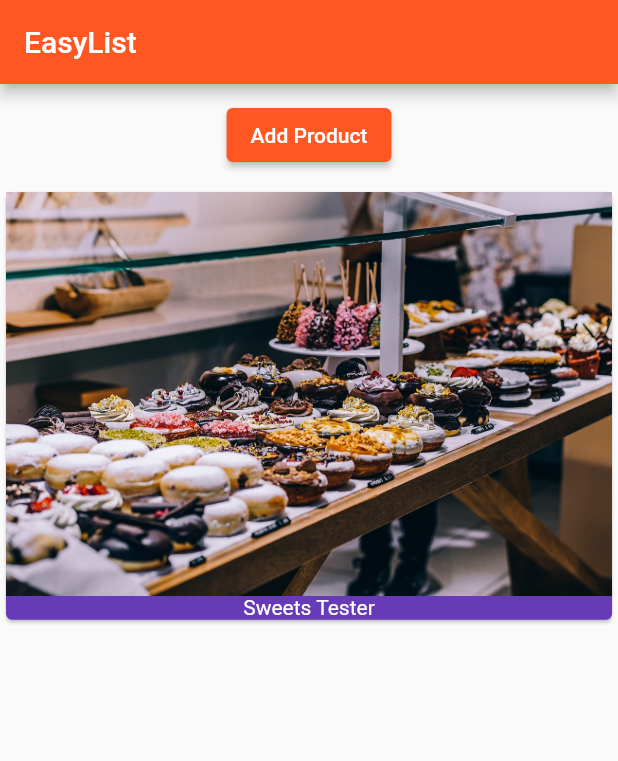
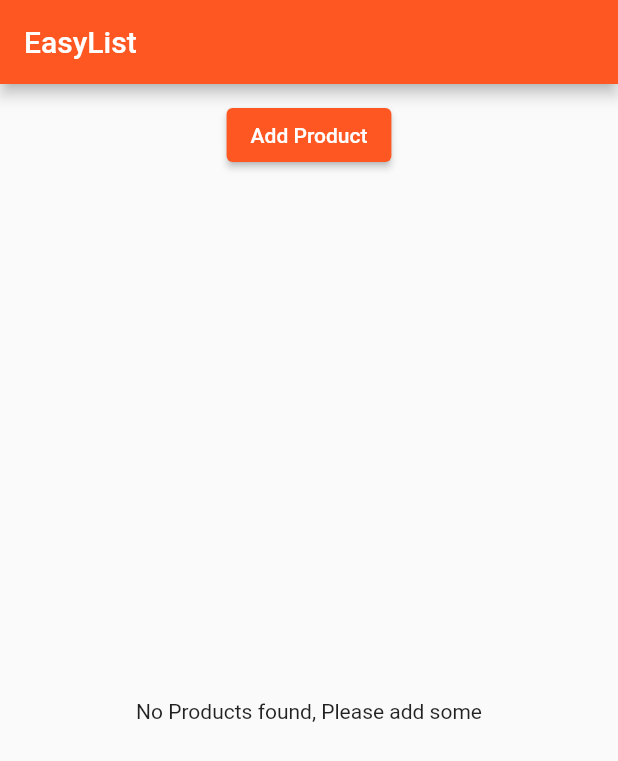
Before and after one commit to BNorelden/flutter_course, a Flutter app: the screen it shows after launch, on a phone screen of 412 x 824 dp. Shown: the top 761 px of the screen. Run offline on Flutter 3.47's test engine with Material 2 defaults, Android fonts, the phone set to English and light mode, and no system bars.

Commit message:
tenrary products and startingProduct became default to show text if null

```diff
--- a/lib/products.dart
+++ b/lib/products.dart
@@ -8,23 +8,29 @@ class Products extends StatelessWidget {
     print('[Products Widget] Constructor');
   }
 
-  @override
-  Widget build(BuildContext context) {
-    print('[Products Widget] build');
-    return ListView(
-      children: products
-          .map((element) => Card(
+  Widget _buildProductItem(BuildContext context, int index) {
+    return Card(
       child: Column(
         children: <Widget>[
           Image.asset('assets/food.jpg'),
           Text(
-                      element,
+            products[index],
             style: const TextStyle(color: Colors.white),
           ),
         ],
       ),
-              ))
-          .toList(),
     );
   }
+
+  @override
+  Widget build(BuildContext context) {
+    print('[Products Widget] build');
+
+    return products.length > 0
+        ? ListView.builder(
+            itemBuilder: _buildProductItem,
+            itemCount: products.length,
+          )
+        : Center(child: Text('No Products found, Please add some'));
   }
+}
--- a/lib/products_manager.dart
+++ b/lib/products_manager.dart
@@ -4,9 +4,13 @@ import './products.dart';
 import './products_control.dart';
 
 class ProductManager extends StatefulWidget {
-  final String startingProduct; //how to get this from point a
+  final startingProduct; //how to get this from point a
+  // final String startingProduct; I took off the String to be able to use it as null tp view text in products.dart
+  // now startingProduct is any not String so got to be careful!!!
 
-  ProductManager({this.startingProduct = 'Sweets Tester'}) {
+  // ignore: use_key_in_widget_constructors
+  ProductManager({this.startingProduct}) {
+    //= 'Sweets Tester'
     //name argument or default = Sweets Tester
     print('[ProductsManager Widget] Constructor');
   }
@@ -24,8 +28,10 @@ class _ProductManagerState extends State<ProductManager> {
   @override
   void initState() {
     print('[ProductsManager State] initState()');
-
-    _products.add(widget.startingProduct); //to point b using widget
+    // ignore: unnecessary_null_comparison
+    if (widget.startingProduct != null) {
+      _products.add(widget.startingProduct); //to point b using widget
+    }
     super.initState();
   }
 
```
Lines whose indentation alone changed are shown as unchanged.
